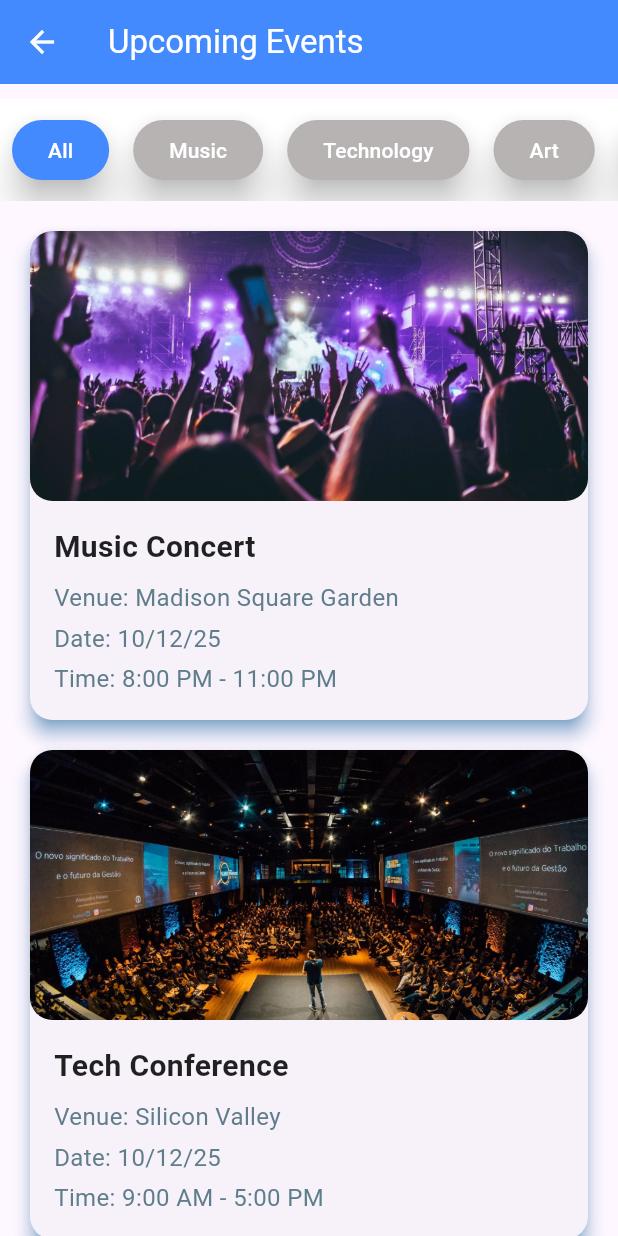
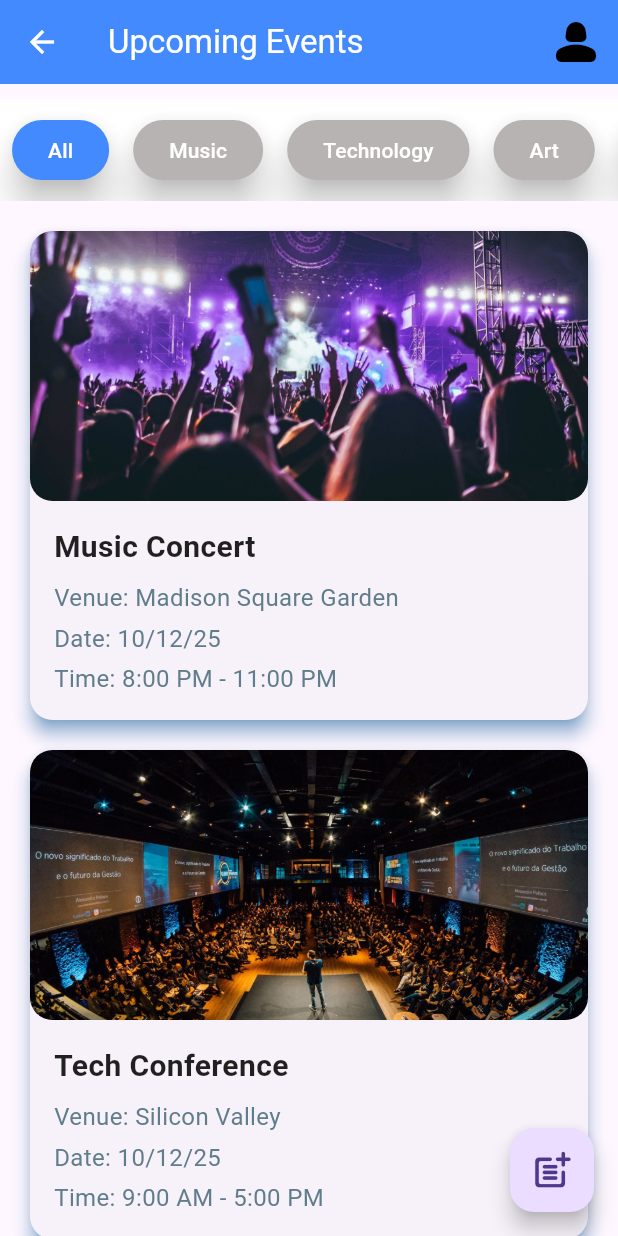
Before and after one commit to Fawad-zuberi/Assignment-02-SMD, a Flutter app: the EventListScreen screen opened directly, on a phone screen of 412 x 824 dp. Run offline on Flutter 3.47's test engine with Material 3 defaults, Android fonts, the phone set to English and light mode, and no system bars; our stand-ins replace fluttertoast.

```diff
--- a/lib/screens/EventList.dart
+++ b/lib/screens/EventList.dart
@@ -1,5 +1,7 @@
+import 'package:assignment2/screens/CreateEventScree.dart';
 import 'package:assignment2/widgets/EventCard.dart';
 import 'package:flutter/material.dart';
+import 'package:fluttertoast/fluttertoast.dart';
 
 class EventListScreen extends StatefulWidget {
   const EventListScreen({super.key});
@@ -52,6 +54,7 @@ class _EventListScreenState extends State<EventListScreen> {
     },
   ];
 
+  final loggedin = true;
   String selectedCategory = 'All';
 
   List<Map<String, String>> get filteredEvents {
@@ -67,12 +70,42 @@ class _EventListScreenState extends State<EventListScreen> {
   @override
   Widget build(BuildContext context) {
     return Scaffold(
+      floatingActionButton: FloatingActionButton(
+        onPressed: () {
+          if (!loggedin) {
+            Fluttertoast.showToast(
+                msg: "Please Login to Continue",
+                textColor: Colors.white,
+                fontSize: 16.0,
+                backgroundColor: Colors.red,
+                gravity: ToastGravity.TOP);
+          } else {
+            Navigator.push(context,
+                MaterialPageRoute(builder: (context) => CreateEventScreen()));
+          }
+        },
+        child: Icon(
+          Icons.post_add_rounded,
+          size: 30,
+        ),
+      ),
       appBar: AppBar(
         shadowColor: Colors.black,
         foregroundColor: Colors.white,
         title: const Text('Upcoming Events',
             style: TextStyle(color: Colors.white)),
         backgroundColor: Colors.blueAccent,
+        actions: [
+          if (loggedin)
+            IconButton(
+              icon: const Icon(
+                Icons.person_2_rounded,
+                color: Colors.black,
+                size: 40,
+              ),
+              onPressed: () {},
+            ),
+        ],
       ),
       body: Column(
         children: [
@@ -118,7 +151,10 @@ class _EventListScreenState extends State<EventListScreen> {
               itemCount: filteredEvents.length,
               itemBuilder: (context, index) {
                 final event = filteredEvents[index];
-                return EventCard(event: event);
+                return EventCard(
+                  event: event,
+                  islogged: loggedin,
+                );
               },
             ),
           ),
--- a/lib/widgets/EventCard.dart
+++ b/lib/widgets/EventCard.dart
@@ -1,13 +1,34 @@
+import 'package:assignment2/screens/DetailView.dart';
 import 'package:flutter/material.dart';
+import 'package:fluttertoast/fluttertoast.dart';
 
 class EventCard extends StatelessWidget {
   final Map<String, String> event;
+  final bool islogged;
 
-  const EventCard({super.key, required this.event});
+  const EventCard({super.key, required this.event, required this.islogged});
 
   @override
   Widget build(BuildContext context) {
-    return Card(
+    return GestureDetector(
+      onTap: () {
+        if (!islogged) {
+          Fluttertoast.showToast(
+              msg: "Please Login to View Details",
+              textColor: Colors.white,
+              fontSize: 16.0,
+              backgroundColor: Colors.red,
+              gravity: ToastGravity.TOP);
+        } else {
+          Navigator.push(
+            context,
+            MaterialPageRoute(
+              builder: (_) => EventDetailScreen(event: event),
+            ),
+          );
+        }
+      },
+      child: Card(
         margin: const EdgeInsets.symmetric(vertical: 10, horizontal: 20),
         shape: RoundedRectangleBorder(
           borderRadius: BorderRadius.circular(15),
@@ -20,7 +41,7 @@ class EventCard extends StatelessWidget {
             ClipRRect(
               borderRadius: BorderRadius.circular(15),
               child: Image.asset(
-              event['image']!, // Image for the event
+                event['image']!,
                 height: 180,
                 width: double.infinity,
                 fit: BoxFit.cover,
@@ -32,7 +53,7 @@ class EventCard extends StatelessWidget {
                 crossAxisAlignment: CrossAxisAlignment.start,
                 children: [
                   Text(
-                  event['eventName']!, // Event name
+                    event['eventName']!,
                     style: const TextStyle(
                       fontSize: 20,
                       fontWeight: FontWeight.bold,
@@ -41,7 +62,7 @@ class EventCard extends StatelessWidget {
                   ),
                   const SizedBox(height: 8),
                   Text(
-                  'Venue: ${event['venue']}', // Event venue
+                    'Venue: ${event['venue']}',
                     style: const TextStyle(
                       fontSize: 16,
                       color: Colors.blueGrey,
@@ -49,7 +70,7 @@ class EventCard extends StatelessWidget {
                   ),
                   const SizedBox(height: 4),
                   Text(
-                  'Date: ${event['date']}', // Event category
+                    'Date: ${event['date']}',
                     style: const TextStyle(
                       fontSize: 16,
                       color: Colors.blueGrey,
@@ -57,7 +78,7 @@ class EventCard extends StatelessWidget {
                   ),
                   const SizedBox(height: 4),
                   Text(
-                  'Time: ${event['timing']}', // Event category
+                    'Time: ${event['timing']}',
                     style: const TextStyle(
                       fontSize: 16,
                       color: Colors.blueGrey,
@@ -68,6 +89,7 @@ class EventCard extends StatelessWidget {
             ),
           ],
         ),
+      ),
     );
   }
 }
```
Also changed, not shown: lib/screens/DetailView.dart (added, +155 -0 lines), lib/screens/HomePage.dart (+21 -2 lines). Lines whose indentation alone changed are shown as unchanged.
